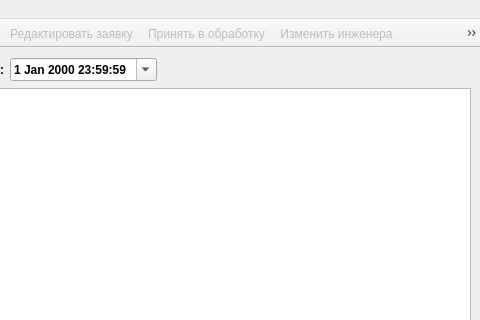
Above: Application/ui/mainwindow.ui from VladimirChotiy/sos_orders before the change; both pictures show x 345 to 825 and y 0 to 320 of the 825 by 603 pixel window. Below: the same form after it.
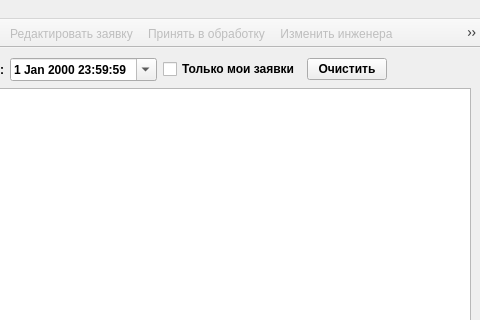
That is the form after the change. Icons and pictures are not drawn.

Commit message:
Add filters to application
Application

Diff of the .ui file:
```diff
--- a/Application/ui/mainwindow.ui
+++ b/Application/ui/mainwindow.ui
@@ -104,6 +104,20 @@
          </property>
         </widget>
        </item>
+       <item>
+        <widget class="QCheckBox" name="cb_OnlyResp">
+         <property name="text">
+          <string>Только мои заявки</string>
+         </property>
+        </widget>
+       </item>
+       <item>
+        <widget class="QPushButton" name="pb_FilterClear">
+         <property name="text">
+          <string>Очистить</string>
+         </property>
+        </widget>
+       </item>
        <item>
         <spacer name="spacer_Filter">
          <property name="orientation">
```
Left out of the diff: 8 changed lines with no effect on the pictures. The commit also changes 7 other files.
